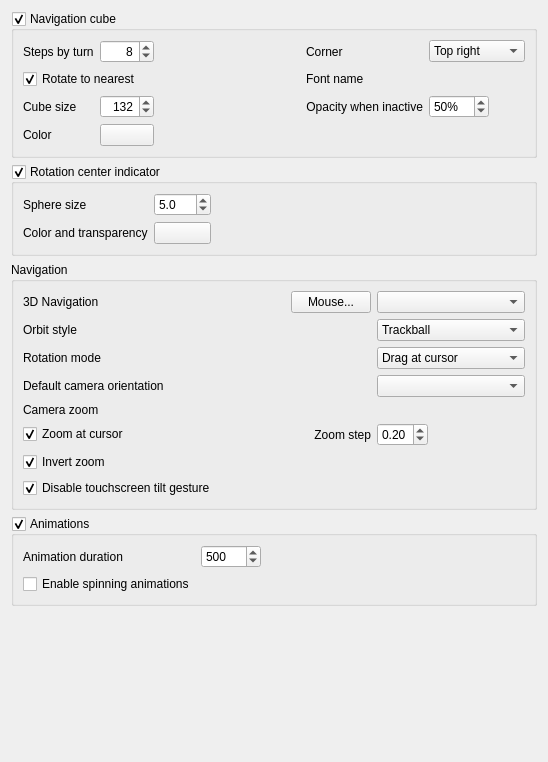
First picture: the form in src/Gui/PreferencePages/DlgSettingsNavigation.ui, repository southseact-3d/fcd, before the edit.
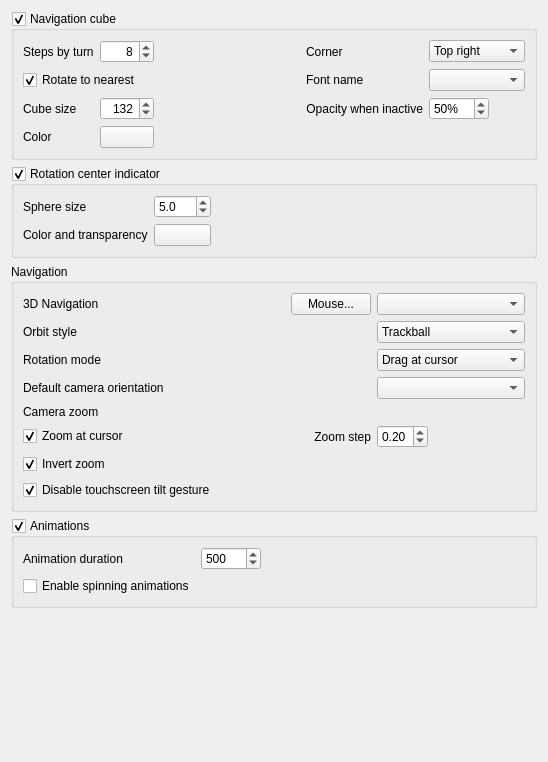
Second picture: the form after the edit. Custom widgets are drawn as their Qt base class.

Commit message:
Gui: fix size of ComboBox in Preferences/Navigation
Fixes visual artifact in the Preferences/Navigation dialog. The
default value for this field is 0 (at least for some Qt versions),
which does not make sense, because the element would be invisible.

Also the element is actually invisible when editing the UI file in
QtCreator.

Using the default "max" value set for other fields.

Patch:
```diff
--- a/src/Gui/PreferencePages/DlgSettingsNavigation.ui
+++ b/src/Gui/PreferencePages/DlgSettingsNavigation.ui
@@ -145,6 +145,7 @@
         <property name="maximumSize">
          <size>
           <width>240</width>
+          <height>16777215</height>
          </size>
         </property>
         <property name="toolTip">
```
